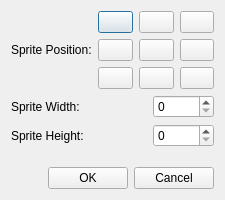
The window that balancesheet.ui (meh2481/SpriteSheeter) describes before a commit, drawn with Qt 5.
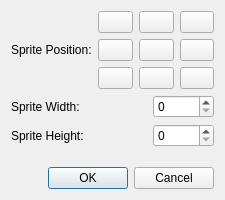
The same window after the commit. Icons and pictures are not drawn.

Commit message: Set balance sheet window defaults

Diff of the .ui file:
```diff
--- a/balancesheet.ui
+++ b/balancesheet.ui
@@ -355,6 +355,9 @@
          <property name="text">
           <string>OK</string>
          </property>
+         <property name="default">
+          <bool>true</bool>
+         </property>
         </widget>
        </item>
        <item>
```
Left out of the diff: 4 changed lines with no effect on the pictures. The commit also changes 5 other files.
